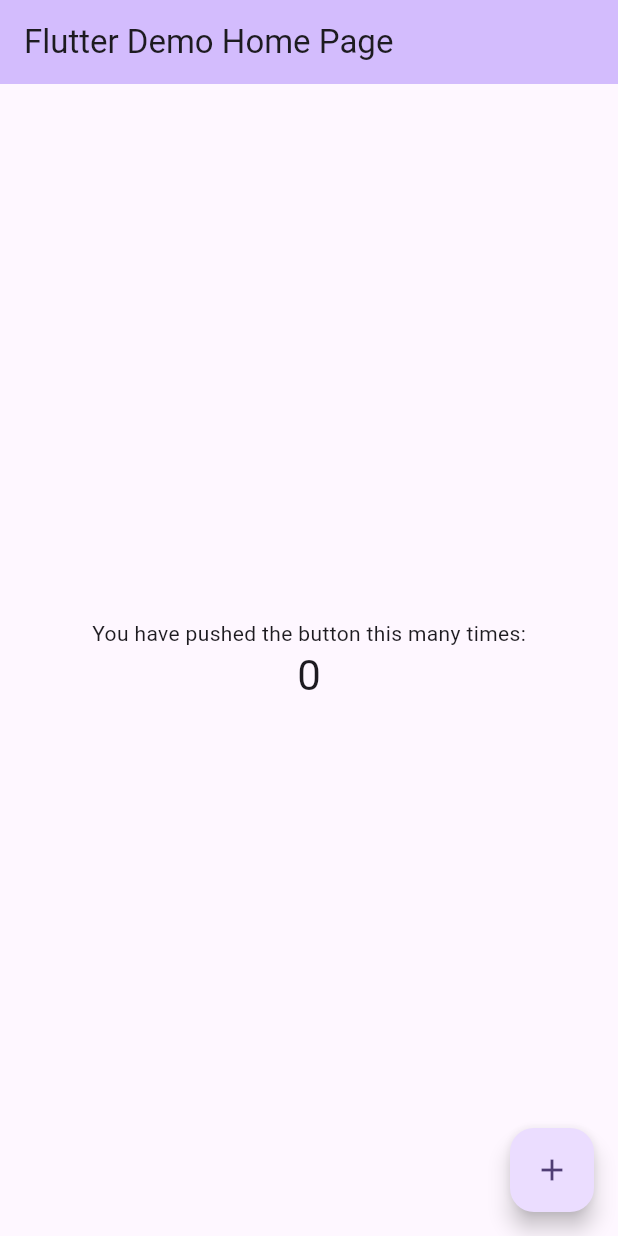
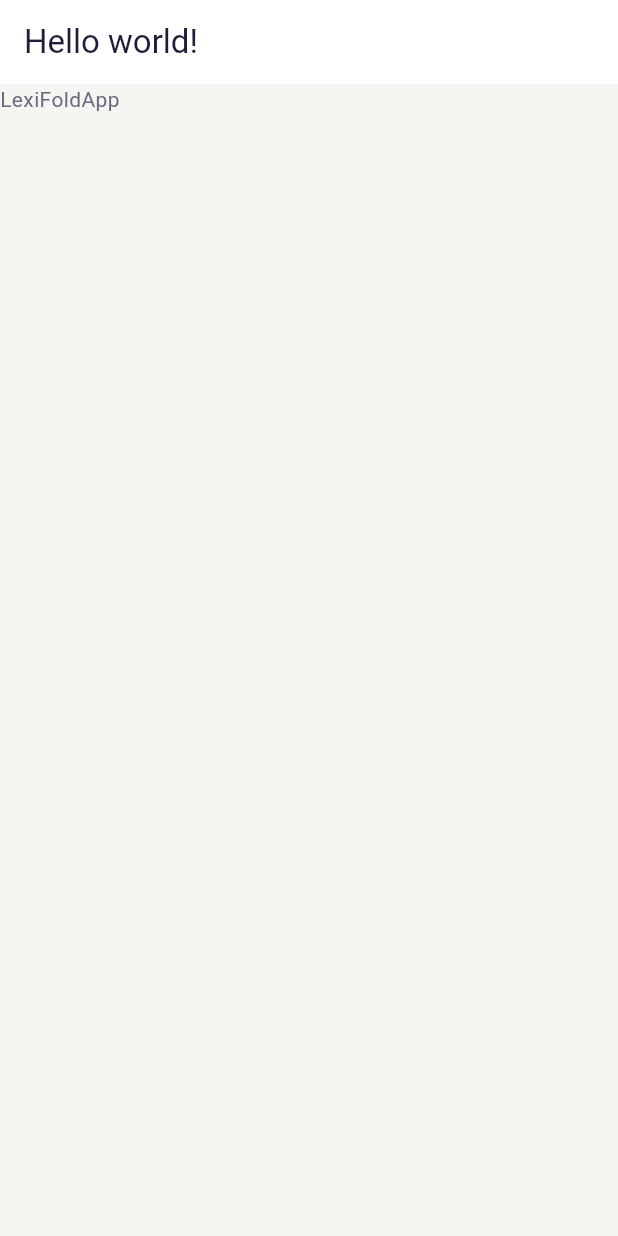
Before and after one commit to NTV-CKN/lexifold-app, a Flutter app: the screen it shows after launch, on a phone screen of 412 x 824 dp. Run offline on Flutter 3.47's test engine with Material 3 defaults, Android fonts, the phone set to English and light mode, and no system bars.

Commit message:
Thêm cấu hình Theme dark/light cho ứng dụng

```diff
--- a/lib/main.dart
+++ b/lib/main.dart
@@ -1,122 +1,25 @@
 import 'package:flutter/material.dart';
+import 'package:lexifold/utils/theme_utils.dart';
 
 void main() {
-  runApp(const MyApp());
+  runApp(
+    MaterialApp(
+      theme: ThemeUtils.lightTheme,
+      darkTheme: ThemeUtils.darkTheme,
+      themeMode: ThemeMode.system,
+      home: const LexiFoldApp(),
+    ),
+  );
 }
 
-class MyApp extends StatelessWidget {
-  const MyApp({super.key});
+class LexiFoldApp extends StatelessWidget {
+  const LexiFoldApp({super.key});
 
-  // This widget is the root of your application.
   @override
   Widget build(BuildContext context) {
-    return MaterialApp(
-      title: 'Flutter Demo',
-      theme: ThemeData(
-        // This is the theme of your application.
-        //
-        // TRY THIS: Try running your application with "flutter run". You'll see
-        // the application has a purple toolbar. Then, without quitting the app,
-        // try changing the seedColor in the colorScheme below to Colors.green
-        // and then invoke "hot reload" (save your changes or press the "hot
-        // reload" button in a Flutter-supported IDE, or press "r" if you used
-        // the command line to start the app).
-        //
-        // Notice that the counter didn't reset back to zero; the application
-        // state is not lost during the reload. To reset the state, use hot
-        // restart instead.
-        //
-        // This works for code too, not just values: Most code changes can be
-        // tested with just a hot reload.
-        colorScheme: .fromSeed(seedColor: Colors.deepPurple),
-      ),
-      home: const MyHomePage(title: 'Flutter Demo Home Page'),
+    return Scaffold(
+      appBar: AppBar(title: Text('Hello world!')),
+      body: Text("LexiFoldApp"),
     );
   }
 }
-
-class MyHomePage extends StatefulWidget {
-  const MyHomePage({super.key, required this.title});
-
-  // This widget is the home page of your application. It is stateful, meaning
-  // that it has a State object (defined below) that contains fields that affect
-  // how it looks.
-
-  // This class is the configuration for the state. It holds the values (in this
-  // case the title) provided by the parent (in this case the App widget) and
-  // used by the build method of the State. Fields in a Widget subclass are
-  // always marked "final".
-
-  final String title;
-
-  @override
-  State<MyHomePage> createState() => _MyHomePageState();
-}
-
-class _MyHomePageState extends State<MyHomePage> {
-  int _counter = 0;
-
-  void _incrementCounter() {
-    setState(() {
-      // This call to setState tells the Flutter framework that something has
-      // changed in this State, which causes it to rerun the build method below
-      // so that the display can reflect the updated values. If we changed
-      // _counter without calling setState(), then the build method would not be
-      // called again, and so nothing would appear to happen.
-      _counter++;
-    });
-  }
-
-  @override
-  Widget build(BuildContext context) {
-    // This method is rerun every time setState is called, for instance as done
-    // by the _incrementCounter method above.
-    //
-    // The Flutter framework has been optimized to make rerunning build methods
-    // fast, so that you can just rebuild anything that needs updating rather
-    // than having to individually change instances of widgets.
-    return Scaffold(
-      appBar: AppBar(
-        // TRY THIS: Try changing the color here to a specific color (to
-        // Colors.amber, perhaps?) and trigger a hot reload to see the AppBar
-        // change color while the other colors stay the same.
-        backgroundColor: Theme.of(context).colorScheme.inversePrimary,
-        // Here we take the value from the MyHomePage object that was created by
-        // the App.build method, and use it to set our appbar title.
-        title: Text(widget.title),
-      ),
-      body: Center(
-        // Center is a layout widget. It takes a single child and positions it
-        // in the middle of the parent.
-        child: Column(
-          // Column is also a layout widget. It takes a list of children and
-          // arranges them vertically. By default, it sizes itself to fit its
-          // children horizontally, and tries to be as tall as its parent.
-          //
-          // Column has various properties to control how it sizes itself and
-          // how it positions its children. Here we use mainAxisAlignment to
-          // center the children vertically; the main axis here is the vertical
-          // axis because Columns are vertical (the cross axis would be
-          // horizontal).
-          //
-          // TRY THIS: Invoke "debug painting" (choose the "Toggle Debug Paint"
-          // action in the IDE, or press "p" in the console), to see the
-          // wireframe for each widget.
-          mainAxisAlignment: .center,
-          children: [
-            const Text('You have pushed the button this many times:'),
-            Text(
-              '$_counter',
-              style: Theme.of(context).textTheme.headlineMedium,
-            ),
-          ],
-        ),
-      ),
-      floatingActionButton: FloatingActionButton(
-        onPressed: _incrementCounter,
-        tooltip: 'Increment',
-        child: const Icon(Icons.add),
-      ),
-    );
-  }
-}
```
Also changed, not shown: lib/utils/theme_utils.dart (added, +87 -0 lines).
